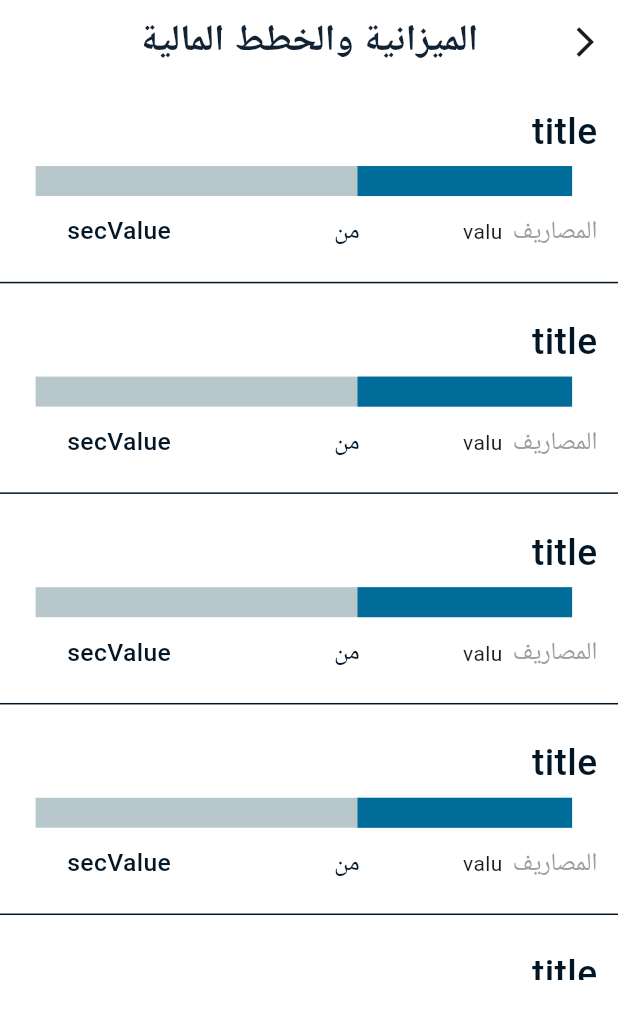
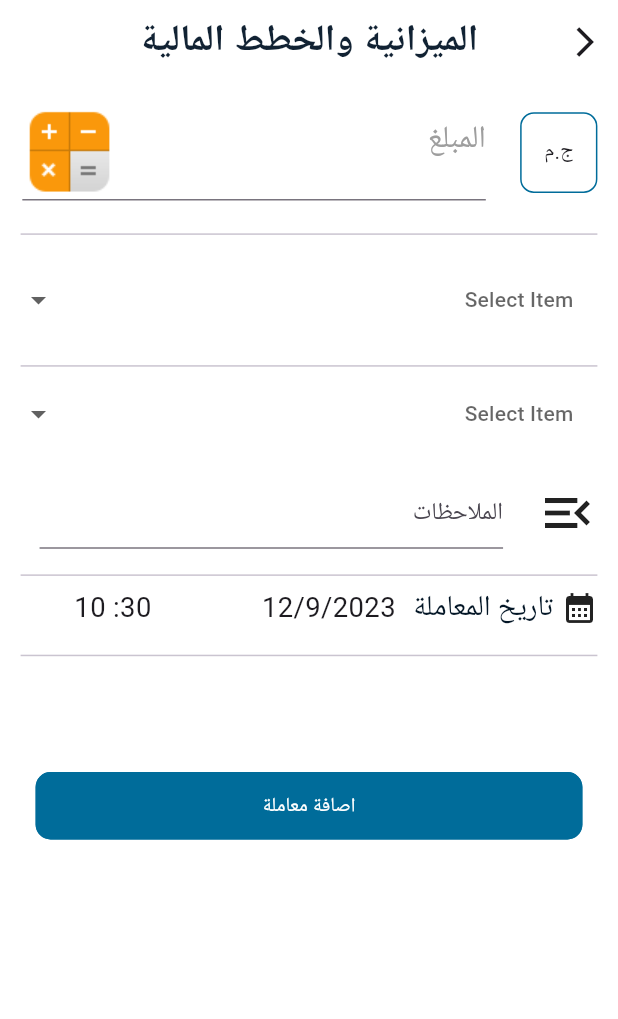
Before and after one commit to tsquare-alex/expenses, a Flutter app: the Budget screen opened directly, on a phone screen of 412 x 824 dp. Shown: the top 1019 px of the screen. Run offline on Flutter 3.47's test engine with Material 3 defaults, Android fonts, the light colour scheme and no system bars; drawn by our look-alikes of dropdown_button2, flutter_easyloading, percent_indicator; our stand-ins replace animated_bottom_navigation_bar, auto_route, bloc, cloud_firestore, equatable, firebase_auth and 11 more; missing offline and left inert: circle_progress_bar; accounts and stored records are empty; Roboto replaces fonts that are missing (Tajawal).

Commit message:
add transaction page

```diff
--- a/lib/general/widgets/DefaultButton.dart
+++ b/lib/general/widgets/DefaultButton.dart
@@ -19,7 +19,8 @@ class DefaultButton extends StatelessWidget {
   final String? fontFamily;
   final FontWeight? fontWeight;
 
-  const DefaultButton({super.key,
+  const DefaultButton({
+    super.key,
     required this.title,
     this.onTap,
     this.color,
@@ -49,7 +50,7 @@ class DefaultButton extends StatelessWidget {
         child: ElevatedButton(
           onPressed: onTap,
           style: ElevatedButton.styleFrom(
-            primary: color ?? DecorationUtils.primaryColor,
+            backgroundColor: color ?? DecorationUtils.primaryColor,
             shape: RoundedRectangleBorder(
               borderRadius: borderRadius ?? BorderRadius.circular(10),
               side: BorderSide(
--- a/lib/user/screens/budget/budget.dart
+++ b/lib/user/screens/budget/budget.dart
@@ -1,14 +1,14 @@
-part of 'budget_imports.dart';
+import 'package:auto_route/auto_route.dart';
+import 'package:expenses/general/constants/MyColors.dart';
+import 'package:expenses/general/widgets/MyText.dart';
+import 'package:expenses/user/screens/budget/widget/add_transaction.dart';
+import 'package:expenses/user/screens/budget/widget/item_budget.dart';
+import 'package:flutter/material.dart';
+import 'package:flutter_screenutil/flutter_screenutil.dart';
 
-class Budget extends StatefulWidget {
-  const Budget({Key? key}) : super(key: key);
+class Budget extends StatelessWidget {
+  const Budget({super.key});
 
-  @override
-  State<Budget> createState() => _BudgetState();
-}
-
-class _BudgetState extends State<Budget> {
-  BudgetData data = BudgetData();
   @override
   Widget build(BuildContext context) {
     return Scaffold(
@@ -30,24 +30,27 @@ class _BudgetState extends State<Budget> {
       ),
       body: Column(
         children: [
-          Container(
-            height: 500.h,
-            child: ListView.separated(
-              itemCount: 5,
-              itemBuilder: (context, index) => ItemBudget(
-                  precent: 0.4,
-                  title: "title",
-                  value: "value",
-                  secValue: "secValue"),
-              separatorBuilder: (BuildContext context, int index) {
-                return Divider(
-                  color: MyColors.black,
-                );
-              },
-            ),
-          )
+          AddTransaction(),
+
+          // Container(
+          //   height: 500.h,
+          //   child: ListView.separated(
+          //     itemCount: 5,
+          //     itemBuilder: (context, index) =>const ItemBudget(
+          //         precent: 0.4,
+          //         title: "title",
+          //         value: "value",
+          //         secValue: "secValue"),
+          //     separatorBuilder: (BuildContext context, int index) {
+          //       return Divider(
+          //         color: MyColors.black,
+          //       );
+          //     },
+          //   ),
+          // )
         ],
       ),
     );
+    ;
   }
 }
--- a/lib/user/screens/budget/budget_imports.dart
+++ /dev/null
@@ -1,9 +0,0 @@
-import 'package:auto_route/auto_route.dart';
-import 'package:expenses/general/constants/MyColors.dart';
-import 'package:expenses/general/widgets/MyText.dart';
-import 'package:expenses/user/screens/budget/widget/item_budget.dart';
-import 'package:flutter/material.dart';
-import 'package:flutter_screenutil/flutter_screenutil.dart';
-
-part 'budget.dart';
-part 'budget_data.dart';
--- /dev/null
+++ b/lib/user/screens/budget/widget/add_transaction.dart
@@ -0,0 +1,202 @@
+import 'package:dropdown_button2/dropdown_button2.dart';
+import 'package:expenses/general/constants/MyColors.dart';
+import 'package:expenses/general/widgets/DefaultButton.dart';
+import 'package:expenses/general/widgets/MyText.dart';
+import 'package:expenses/user/screens/budget/widget/transaction_header.dart';
+import 'package:flutter/material.dart';
+import 'package:flutter_screenutil/flutter_screenutil.dart';
+
+class AddTransaction extends StatefulWidget {
+  const AddTransaction({super.key});
+
+  @override
+  State<AddTransaction> createState() => _AddTransactionState();
+}
+
+class _AddTransactionState extends State<AddTransaction> {
+  DateTime selectedDate = DateTime.now();
+  TimeOfDay selectedtTime = TimeOfDay.now();
+
+  String? selectedValue;
+
+  @override
+  Widget build(BuildContext context) {
+    return Padding(
+      padding: EdgeInsets.all(12.w),
+      child: SingleChildScrollView(
+        child: Column(
+          children: [
+            const TransctionHeader(),
+            SizedBox(
+              height: 12.h,
+            ),
+            const Divider(),
+            SizedBox(
+              height: 10.h,
+            ),
+            DropdownButtonHideUnderline(
+              child: DropdownButton2<String>(
+                  isExpanded: true,
+                  hint: Text(
+                    'Select Item',
+                    style: TextStyle(
+                      fontSize: 14,
+                      color: Theme.of(context).hintColor,
+                    ),
+                  ),
+                  items: items
+                      .map((String item) => DropdownMenuItem<String>(
+                            value: item,
+                            child: Text(
+                              item,
+                              style: const TextStyle(
+                                fontSize: 14,
+                              ),
+                            ),
+                          ))
+                      .toList(),
+                  value: selectedValue,
+                  onChanged: (String? value) {
+                    setState(() {
+                      selectedValue = value;
+                    });
+                  }),
+            ),
+            SizedBox(
+              height: 10.h,
+            ),
+            const Divider(),
+            DropdownButtonHideUnderline(
+              child: DropdownButton2<String>(
+                  isExpanded: true,
+                  hint: Text(
+                    'Select Item',
+                    style: TextStyle(
+                      fontSize: 14,
+                      color: Theme.of(context).hintColor,
+                    ),
+                  ),
+                  items: items
+                      .map((String item) => DropdownMenuItem<String>(
+                            value: item,
+                            child: Text(
+                              item,
+                              style: const TextStyle(
+                                fontSize: 14,
+                              ),
+                            ),
+                          ))
+                      .toList(),
+                  value: selectedValue,
+                  onChanged: (String? value) {
+                    setState(() {
+                      selectedValue = value;
+                    });
+                  }),
+            ),
+            SizedBox(
+              height: 15.h,
+            ),
+            Row(
+              mainAxisAlignment: MainAxisAlignment.start,
+              children: [
+                const Icon(Icons.menu_open_outlined, size: 40),
+                SizedBox(
+                  width: 20.w,
+                ),
+                SizedBox(
+                  width: 270.w,
+                  child: TextField(
+                    textAlign: TextAlign.right,
+                    cursorColor: MyColors.primary,
+                    decoration: InputDecoration(
+                        hintText: "الملاحظات", focusColor: MyColors.primary),
+                  ),
+                ),
+              ],
+            ),
+            SizedBox(
+              height: 8.h,
+            ),
+            const Divider(),
+            Row(
+              children: [
+                const Icon(Icons.calendar_month),
+                SizedBox(
+                  width: 5.w,
+                ),
+                MyText(
+                    title: "تاريخ المعاملة",
+                    color: MyColors.black,
+                    size: 14.sp),
+                SizedBox(
+                  width: 10.w,
+                ),
+                InkWell(
+                    onTap: () {
+                      chosenDate();
+                    },
+                    child: Text(
+                      '${selectedDate.month}/${selectedDate.day}/${selectedDate.year}',
+                      style: TextStyle(fontSize: 16.sp),
+                    )),
+                SizedBox(
+                  width: 60.w,
+                ),
+                InkWell(
+                    onTap: () {
+                      chosenTime();
+                    },
+                    child: Text(
+                      ' ${selectedtTime.minute}: ${selectedtTime.hour} ',
+                      style: TextStyle(fontSize: 16.sp),
+                    )),
+              ],
+            ),
+            SizedBox(
+              height: 8.h,
+            ),
+            const Divider(),
+            SizedBox(height: 50.h),
+            DefaultButton(
+              onTap: () {},
+              borderColor: MyColors.primary,
+              title: "اصافة معاملة",
+              color: MyColors.primary,
+            )
+          ],
+        ),
+      ),
+    );
+  }
+
+  void chosenDate() async {
+    var chosenDate = await showDatePicker(
+        context: context,
+        initialDate: DateTime.now(),
+        firstDate: DateTime.now(),
+        lastDate: DateTime.now().add(const Duration(days: 365)));
+    if (chosenDate != null) {
+      selectedDate = chosenDate;
+      setState(() {});
+    }
+  }
+
+  void chosenTime() async {
+    var chosenDate = await showTimePicker(
+      context: context,
+      initialTime: TimeOfDay.now(),
+    );
+    if (chosenDate != null) {
+      selectedtTime = chosenDate;
+      setState(() {});
+    }
+  }
+}
+
+final List<String> items = [
+  'مصروف شهري',
+  'حساب بنكي',
+  'Item3',
+  'Item4',
+];
--- a/lib/user/screens/budget/widget/item_budget.dart
+++ b/lib/user/screens/budget/widget/item_budget.dart
@@ -48,7 +48,7 @@ class ItemBudget extends StatelessWidget {
               SizedBox(
                 width: 6.w,
               ),
-              Text("valu"),
+              const Text("valu"),
               SizedBox(
                 width: 60.w,
               ),
--- /dev/null
+++ b/lib/user/screens/budget/widget/transaction_header.dart
@@ -0,0 +1,53 @@
+import 'package:expenses/general/constants/MyColors.dart';
+import 'package:flutter/material.dart';
+import 'package:flutter_screenutil/flutter_screenutil.dart';
+
+class TransctionHeader extends StatelessWidget {
+  const TransctionHeader({super.key});
+
+  @override
+  Widget build(BuildContext context) {
+    return Column(
+      children: [
+        Row(
+          children: [
+            Container(
+              width: 45.w,
+              height: 45.h,
+              decoration: BoxDecoration(
+                  color: MyColors.white,
+                  borderRadius: BorderRadius.circular(8.r),
+                  border: Border.all(color: MyColors.primary)),
+              child: const Column(
+                mainAxisAlignment: MainAxisAlignment.center,
+                children: [
+                  Text(
+                    "ج.م",
+                  ),
+                ],
+              ),
+            ),
+            SizedBox(
+              width: 20.w,
+            ),
+            SizedBox(
+              width: 270.w,
+              child: TextField(
+                keyboardType: TextInputType.number,
+                textAlign: TextAlign.right,
+                cursorColor: MyColors.primary,
+                decoration: InputDecoration(
+                    suffixIcon: Image.asset(
+                      "assets/images/calculator.png",
+                    ),
+                    hintText: "المبلغ",
+                    hintStyle: TextStyle(fontSize: 18.sp, color: MyColors.grey),
+                    focusColor: MyColors.primary),
+              ),
+            ),
+          ],
+        )
+      ],
+    );
+  }
+}
--- a/lib/user/screens/home/taps/main/main_imports.dart
+++ b/lib/user/screens/home/taps/main/main_imports.dart
@@ -8,7 +8,7 @@ import 'package:expenses/general/screens/select_country/select_country_imports.d
 import 'package:expenses/general/utilities/routers/RouterImports.gr.dart';
 import 'package:expenses/general/widgets/MyText.dart';
 import 'package:expenses/user/models/pie_chart_data_model/pie_chart_data_model.dart';
-import 'package:expenses/user/screens/budget/budget_imports.dart';
+import 'package:expenses/user/screens/budget/budget.dart';
 import 'package:expenses/user/screens/database/database_imports.dart';
 import 'package:expenses/user/screens/home/taps/main/widgets/main_widgets_imports.dart';
 import 'package:expenses/user/screens/reports/reports_imports.dart';
--- a/pubspec.yaml
+++ b/pubspec.yaml
@@ -55,6 +55,8 @@ dependencies:
   animated_bottom_navigation_bar:
   fl_chart:
   percent_indicator: ^4.2.3
+  dropdown_button2: ^2.3.9
+  calendar_timeline: ^1.1.2
 
 dev_dependencies:
   flutter_test:
```
Also changed, not shown: assets/images/calculator.png (added), pubspec.lock.
